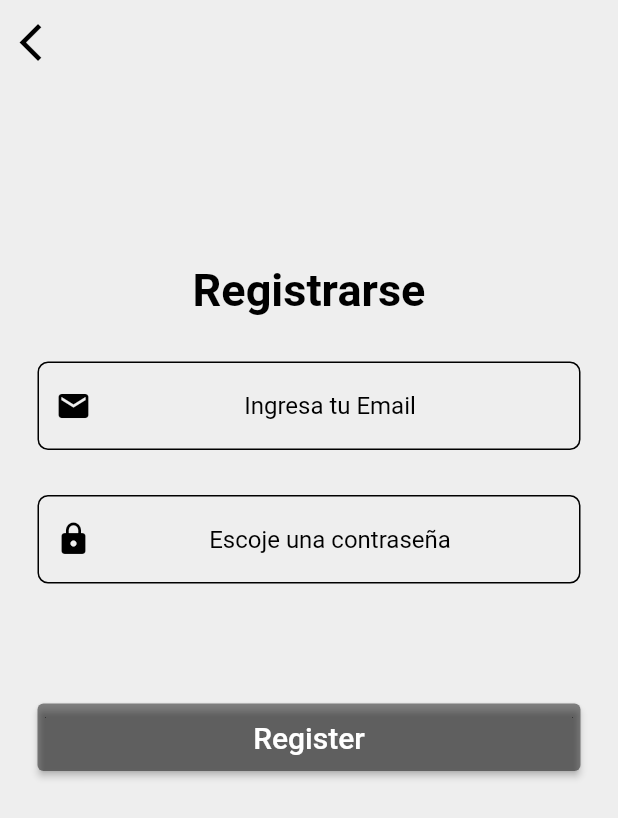
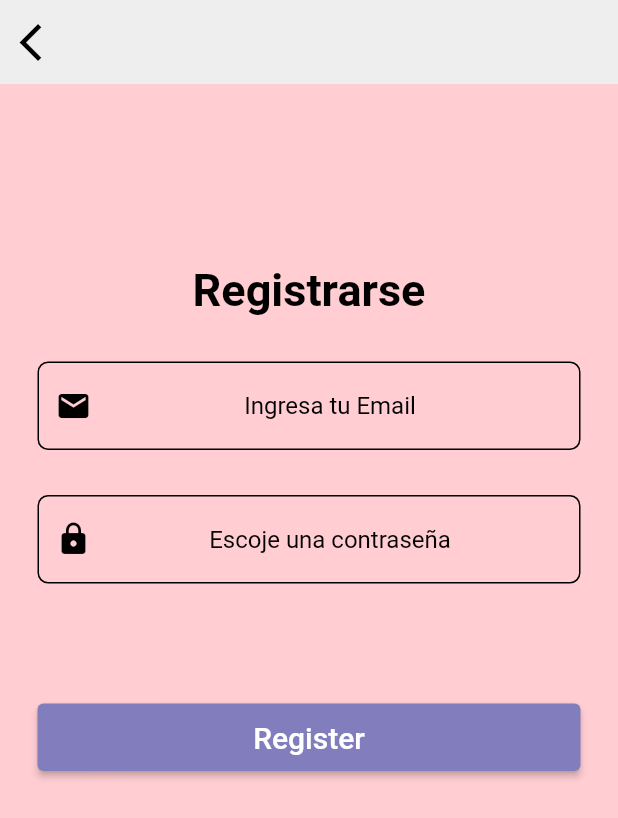
Before and after one commit to Bernabeus/login_flutterDAM, a Flutter app: the screen it shows after launch, after a tap on "No tienes una cuenta?", on a phone screen of 412 x 824 dp. Shown: the top 818 px of the screen. Run offline on Flutter 3.47's test engine with Material 2 defaults, Android fonts, the phone set to English and light mode, and no system bars; our stand-ins replace firebase_auth, firebase_core; accounts and stored records are empty.

Commit message:
estilos de pantallas

```diff
--- a/lib/Component/button.dart
+++ b/lib/Component/button.dart
@@ -22,7 +22,8 @@ class LoginSignupButton extends StatelessWidget {
             ),
           ),
           style: ButtonStyle(
-            backgroundColor: MaterialStateProperty.all(Colors.black45),
+            backgroundColor:
+                MaterialStateProperty.all(Color.fromARGB(255, 130, 126, 189)),
           ),
         ),
       ),
--- a/lib/home_page.dart
+++ b/lib/home_page.dart
@@ -17,7 +17,7 @@ class _HomePageState extends State<HomePage> {
   @override
   Widget build(BuildContext context) {
     return Scaffold(
-      backgroundColor: Colors.grey[200],
+      backgroundColor: Colors.red[100],
       body: Center(
         child: Column(
           mainAxisAlignment: MainAxisAlignment.center,
@@ -31,6 +31,10 @@ class _HomePageState extends State<HomePage> {
                   clipBehavior: Clip.hardEdge,
                   child: Center(
                     child: Text('Cerrar sesión'),
+                  ),
+                  style: ButtonStyle(
+                    backgroundColor: MaterialStateProperty.all(
+                        Color.fromARGB(255, 130, 126, 189)),
                   ),
                   onPressed: () async {
                     await _signOut();
--- a/lib/login_page.dart
+++ b/lib/login_page.dart
@@ -34,7 +34,7 @@ class _LoginPageState extends State<LoginPage> {
                     Container(
                       height: double.infinity,
                       width: double.infinity,
-                      color: Colors.grey[200],
+                      color: Colors.red[100],
                       child: SingleChildScrollView(
                         padding:
                             EdgeInsets.symmetric(horizontal: 25, vertical: 120),
@@ -62,6 +62,8 @@ class _LoginPageState extends State<LoginPage> {
                               textAlign: TextAlign.center,
                               decoration: kTextFieldDecoration.copyWith(
                                 hintText: 'Email',
+                                fillColor: Colors.green,
+                                focusColor: Colors.blue,
                                 prefixIcon: Icon(
                                   Icons.email,
                                   color: Colors.black,
@@ -151,7 +153,38 @@ class _LoginPageState extends State<LoginPage> {
                                   Hero(
                                     tag: '1',
                                     child: Text(
-                                      'Registrate aqui',
+                                      'Registrate',
+                                      style: TextStyle(
+                                          fontSize: 21,
+                                          fontWeight: FontWeight.bold,
+                                          color: Colors.black),
+                                    ),
+                                  )
+                                ],
+                              ),
+                            ),
+                            SizedBox(height: 40),
+                            GestureDetector(
+                              onTap: () {
+                                Navigator.of(context).push(
+                                  MaterialPageRoute(
+                                    //modificar esto
+                                    builder: (context) => SignupScreen(),
+                                  ),
+                                );
+                              },
+                              child: Row(
+                                children: [
+                                  Text(
+                                    "¿Olvidaste tu contraseña?",
+                                    style: TextStyle(
+                                        fontSize: 20, color: Colors.black87),
+                                  ),
+                                  SizedBox(width: 10),
+                                  Hero(
+                                    tag: '1',
+                                    child: Text(
+                                      'Clic aqui',
                                       style: TextStyle(
                                           fontSize: 21,
                                           fontWeight: FontWeight.bold,
--- a/lib/main.dart
+++ b/lib/main.dart
@@ -1,6 +1,6 @@
 import 'package:flutter/material.dart';
 import 'package:firebase_core/firebase_core.dart';
-
+import 'package:flutter/services.dart';
 import './login_page.dart';
 
 void main() async {
@@ -17,6 +17,7 @@ class MyApp extends StatelessWidget {
   Widget build(BuildContext context) {
     return MaterialApp(
       title: 'Flutter Demo',
+      debugShowCheckedModeBanner: false,
       theme: ThemeData(
         primarySwatch: Colors.blue,
       ),
--- a/lib/register_page.dart
+++ b/lib/register_page.dart
@@ -45,7 +45,7 @@ class _SignupScreenState extends State<SignupScreen> {
                     Container(
                       height: double.infinity,
                       width: double.infinity,
-                      color: Colors.grey[200],
+                      color: Colors.red[100],
                       child: SingleChildScrollView(
                         padding:
                             EdgeInsets.symmetric(horizontal: 25, vertical: 120),
```
Also changed, not shown: pubspec.lock, 1 other file.
